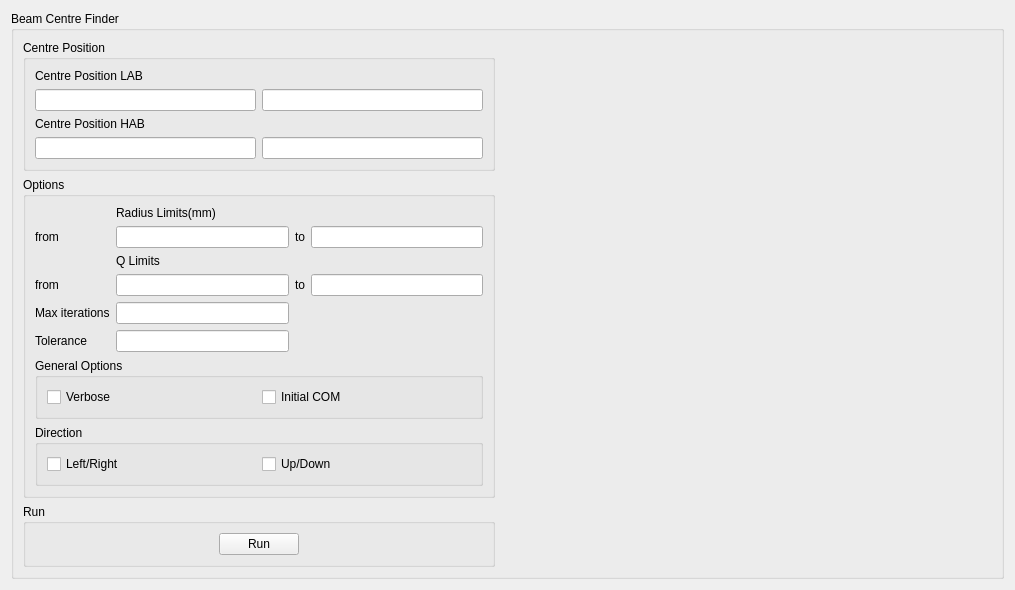
The window that scripts/Interface/ui/sans_isis/beam_centre.ui (mantidproject/mantid) describes before a commit, drawn with Qt 5.
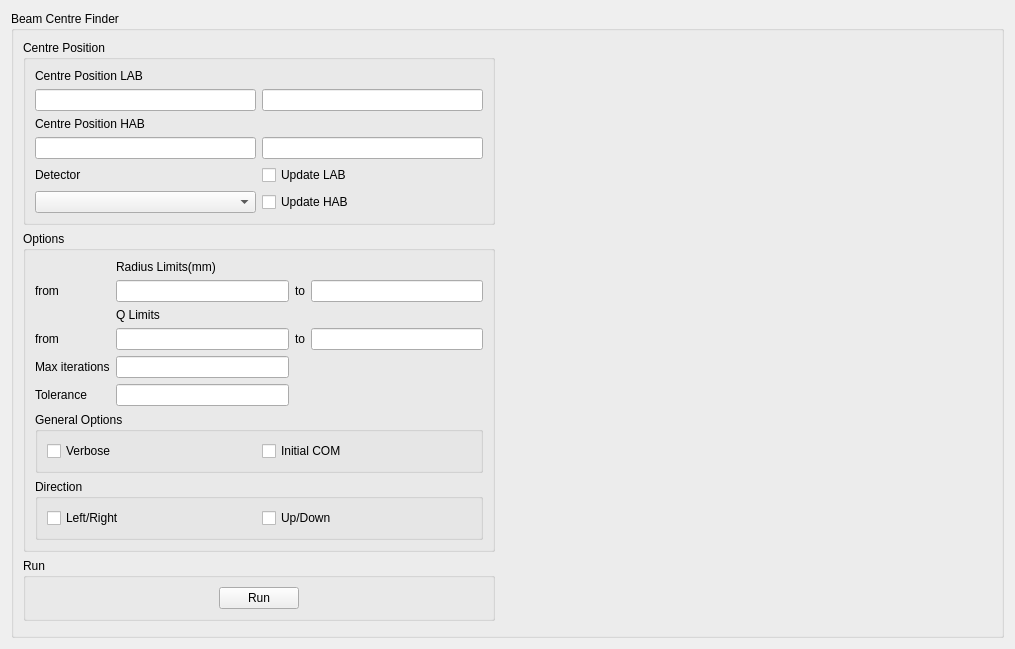
The same window after the commit.

Commit message: Re #10712 Added component choice to beam centre finder

```diff
--- a/scripts/Interface/ui/sans_isis/beam_centre.ui
+++ b/scripts/Interface/ui/sans_isis/beam_centre.ui
@@ -7,7 +7,7 @@
     <x>0</x>
     <y>0</y>
     <width>1015</width>
-    <height>527</height>
+    <height>649</height>
    </rect>
   </property>
   <property name="windowTitle">
@@ -29,6 +29,12 @@
          <string>Centre Position</string>
         </property>
         <layout class="QGridLayout" name="gridLayout_4">
+         <item row="3" column="0">
+          <widget class="QLineEdit" name="hab_pos_1_line_edit"/>
+         </item>
+         <item row="1" column="0">
+          <widget class="QLineEdit" name="lab_pos_1_line_edit"/>
+         </item>
          <item row="0" column="0">
           <widget class="QLabel" name="lab_centre_label">
            <property name="text">
@@ -36,11 +42,15 @@
            </property>
           </widget>
          </item>
-         <item row="1" column="0">
-          <widget class="QLineEdit" name="lab_pos_1_line_edit"/>
+         <item row="3" column="1">
+          <widget class="QLineEdit" name="hab_pos_2_line_edit"/>
          </item>
-         <item row="1" column="1">
-          <widget class="QLineEdit" name="lab_pos_2_line_edit"/>
+         <item row="4" column="0">
+          <widget class="QLabel" name="label_4">
+           <property name="text">
+            <string>Detector</string>
+           </property>
+          </widget>
          </item>
          <item row="2" column="0">
           <widget class="QLabel" name="hab_centre_label">
@@ -49,11 +59,25 @@
            </property>
           </widget>
          </item>
-         <item row="3" column="0">
-          <widget class="QLineEdit" name="hab_pos_1_line_edit"/>
+         <item row="1" column="1">
+          <widget class="QLineEdit" name="lab_pos_2_line_edit"/>
          </item>
-         <item row="3" column="1">
-          <widget class="QLineEdit" name="hab_pos_2_line_edit"/>
+         <item row="5" column="0">
+          <widget class="QComboBox" name="component_combo_box"/>
+         </item>
+         <item row="4" column="1">
+          <widget class="QCheckBox" name="update_lab_check_box">
+           <property name="text">
+            <string>Update LAB</string>
+           </property>
+          </widget>
+         </item>
+         <item row="5" column="1">
+          <widget class="QCheckBox" name="update_hab_check_box">
+           <property name="text">
+            <string>Update HAB</string>
+           </property>
+          </widget>
          </item>
         </layout>
        </widget>
```
The commit also changes 7 other files.
